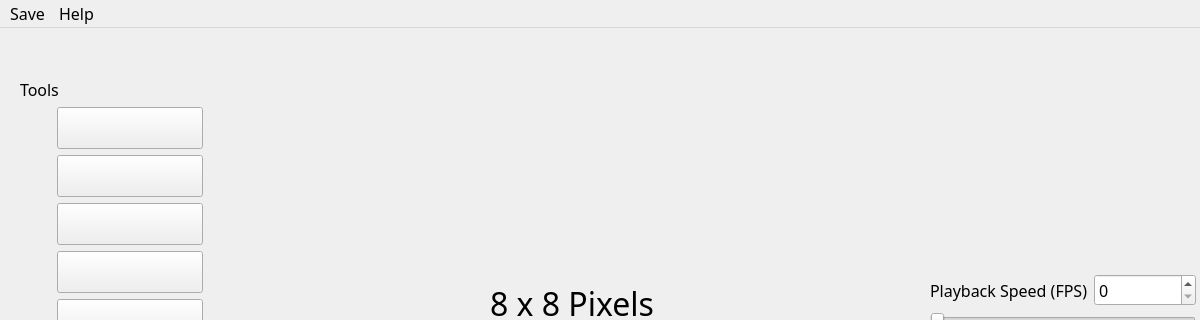
The window that view.ui (samirsarin04/SpriteEditor) describes before a commit, drawn with Qt 5; both pictures show x 0 to 1200 and y 0 to 320 of the 1200 by 800 pixel window.
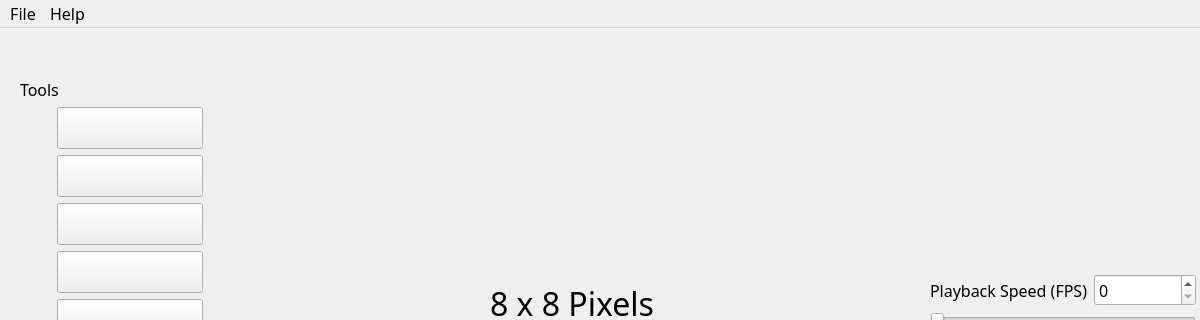
The same window after the commit. Custom widgets are drawn as their Qt base class.

What changed in the file:
```diff
--- a/view.ui
+++ b/view.ui
@@ -563,7 +563,7 @@
    </property>
    <widget class="QMenu" name="menuSprite_Editor">
     <property name="title">
-     <string>Save</string>
+     <string>File</string>
     </property>
     <addaction name="SaveToFile"/>
     <addaction name="LoadFromFile"/>
```
